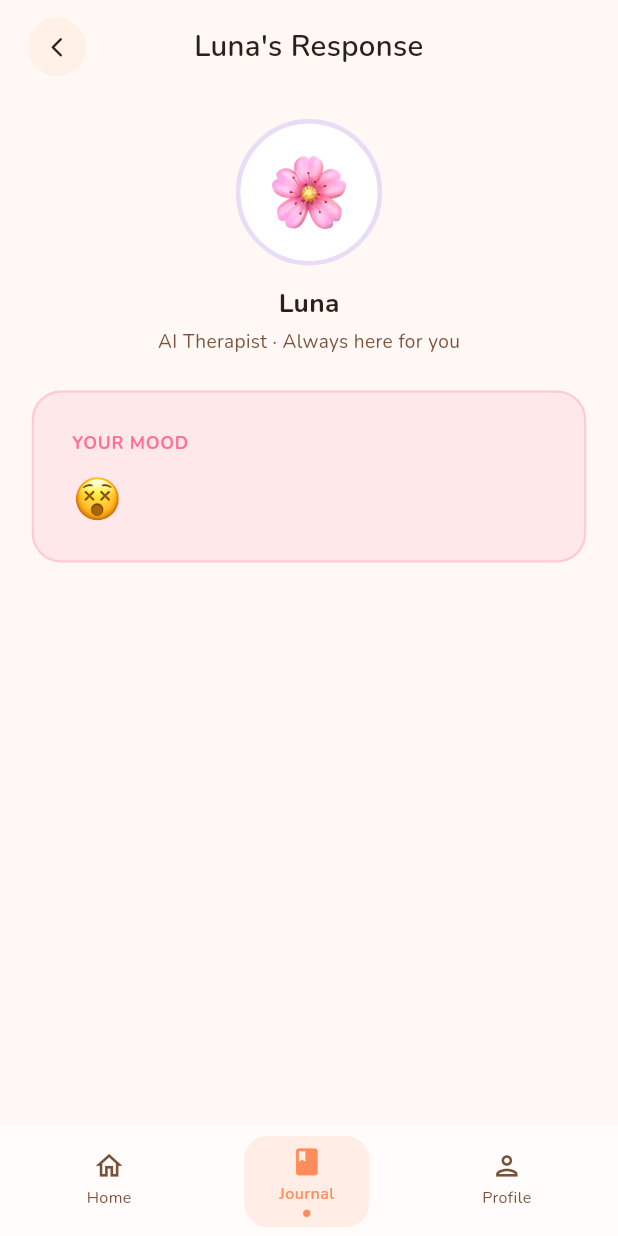
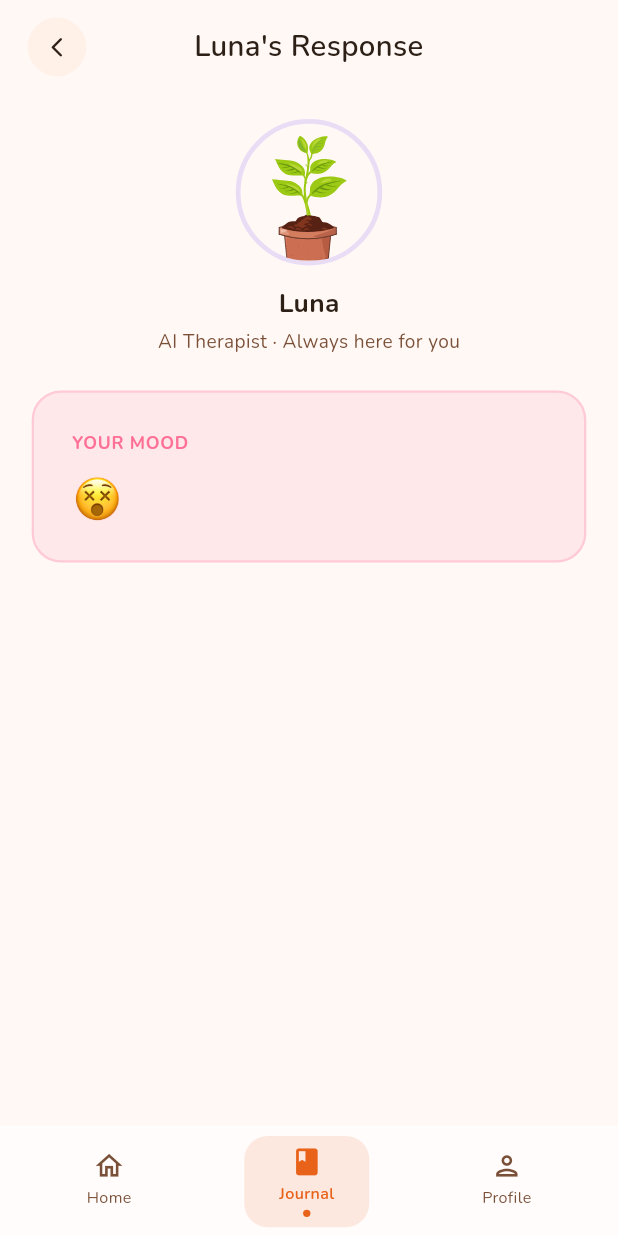
Before and after one commit to Riyam224/ai_therapist_app, a Flutter app: the ResponseAiScreen screen opened by its route, on a phone screen of 412 x 824 dp. Run offline on Flutter 3.47's test engine with Material 3 defaults, Android fonts, the phone set to English and light mode, and no system bars; our stand-ins replace dartz, dio, equatable, flutter_bloc, flutter_screenutil, flutter_svg and 6 more; accounts and stored records are empty; network calls fail; project files that could hold a hidden picture were left out.

```diff
--- a/lib/core/styling/app_colors.dart
+++ b/lib/core/styling/app_colors.dart
@@ -4,7 +4,7 @@ class AppColors {
   // ── Light Theme ──────────────────────────────────────────────────────────
   static const Color lightBackground = Color(0xFFFFF8F5);    // Scaffold
   static const Color lightSurface = Color(0xFFFFF0E8);       // Cards
-  static const Color primary = Color(0xFFFF8C5A);            // CTA buttons
+  static const Color primary = Color(0xFFE8621A);            // CTA buttons
   static const Color primaryContainer = Color(0xFF5BBFA0);   // AI bubble, mint
   static const Color lightOnBackground = Color(0xFF2D2016);  // Headings
   static const Color lightSecondaryText = Color(0xFF7A5038); // Labels, hints
--- a/lib/core/styling/app_theme.dart
+++ b/lib/core/styling/app_theme.dart
@@ -61,7 +61,7 @@ class AppTheme {
         moodExcited: AppColors.moodExcited,
         moodAnxious: AppColors.moodAnxious,
         moodNeutral: AppColors.moodNeutral,
-        borderColor: AppColors.lightBorder,
+        borderColor: const Color(0xFFE8621A),
         dividerColor: AppColors.lightBorder,
         shadowColor: AppColors.shadowColor,
       ),
@@ -115,8 +115,8 @@ class AppTheme {
         cardBackgroundColor: AppColors.darkSurface,
         surfaceColor: AppColors.darkBackground,
         primaryTextColor: AppColors.darkOnBackground,
-        secondaryTextColor: AppColors.darkSecondaryText,
-        tertiaryTextColor: AppColors.darkSecondaryText,
+        secondaryTextColor: const Color(0xFFC4BBEA),
+        tertiaryTextColor: const Color(0xFFA098CC),
         onPrimaryTextColor: AppColors.whiteTextColor,
         moodHappy: const Color(0xFF66BB6A),
         moodSad: const Color(0xFFFFB74D),
--- a/lib/features/journal/presentation/widgets/journal_search_bar_widget.dart
+++ b/lib/features/journal/presentation/widgets/journal_search_bar_widget.dart
@@ -1,6 +1,6 @@
 import 'package:flutter/material.dart';
 import 'package:flutter_screenutil/flutter_screenutil.dart';
-import '../../../../core/styling/app_colors.dart';
+import '../../../../core/styling/theme_extensions.dart';
 import '../../../../core/styling/theme_text_styles.dart';
 
 /// Search bar for filtering journal entries
@@ -19,7 +19,7 @@ class JournalSearchBarWidget extends StatelessWidget {
     return Container(
       height: 48.h,
       decoration: BoxDecoration(
-        color: AppColors.cardBackground,
+        color: context.extra.cardBackgroundColor,
         borderRadius: BorderRadius.circular(14.r),
       ),
       child: TextField(
@@ -31,7 +31,7 @@ class JournalSearchBarWidget extends StatelessWidget {
           hintStyle: ThemeTextStyles.bodySmall(context),
           prefixIcon: Icon(
             Icons.search_rounded,
-            color: AppColors.secondaryTextColor,
+            color: context.extra.secondaryTextColor,
             size: 20.sp,
           ),
           border: InputBorder.none,
--- a/lib/features/profile/presentation/screens/profile_screen.dart
+++ b/lib/features/profile/presentation/screens/profile_screen.dart
@@ -1,7 +1,7 @@
 import 'package:flutter/material.dart';
 import '../../../../core/constants/app_sizes.dart';
 import '../../../../core/constants/app_spacing.dart';
-import '../../../../core/styling/app_colors.dart';
+import '../../../../core/styling/theme_extensions.dart';
 import '../../../../core/styling/theme_text_styles.dart';
 import '../widgets/profile_avatar_widget.dart';
 import '../widgets/profile_stats_widget.dart';
@@ -37,11 +37,11 @@ class ProfileScreen extends StatelessWidget {
                   height: AppSizes.avatarSm,
                   decoration: BoxDecoration(
                     shape: BoxShape.circle,
-                    color: AppColors.cardBackground,
+                    color: context.extra.cardBackgroundColor,
                   ),
                   child: Icon(
                     Icons.settings_outlined,
-                    color: AppColors.secondaryTextColor,
+                    color: context.extra.secondaryTextColor,
                     size: AppSizes.iconSm,
                   ),
                 ),
--- a/lib/features/response/presentation/widgets/luna_avatar_widget.dart
+++ b/lib/features/response/presentation/widgets/luna_avatar_widget.dart
@@ -1,9 +1,9 @@
 import 'package:flutter/material.dart';
 import 'package:flutter_screenutil/flutter_screenutil.dart';
+import 'package:lottie/lottie.dart';
 import '../../../../core/styling/app_colors.dart';
-import '../../../../core/styling/app_assets.dart';
 
-/// Luna avatar with lavender border and flower image
+/// Luna avatar with lavender border and growing plant animation
 class LunaAvatarWidget extends StatelessWidget {
   const LunaAvatarWidget({super.key});
 
@@ -19,18 +19,13 @@ class LunaAvatarWidget extends StatelessWidget {
           width: 3.w,
         ),
       ),
-      child: Container(
-        decoration: const BoxDecoration(
-          shape: BoxShape.circle,
-          color: Colors.white,
-        ),
-        child: Center(
-          child: Image.asset(
-            AppAssets.greetingMorning,
-            width: 50.w,
-            height: 50.h,
-            fit: BoxFit.contain,
-          ),
+      child: ClipOval(
+        child: Lottie.asset(
+          'assets/lottie/plant.json',
+          fit: BoxFit.cover,
+          repeat: true,
+          animate: true,
+          errorBuilder: (_, __, ___) => const Icon(Icons.spa_outlined, size: 40),
         ),
       ),
     );
```
Also changed, not shown: lib/core/widgets/emoji_entry_mood.dart (+107 -11 lines), lib/features/home/presentation/widgets/mood_input_section.dart (+16 -5 lines), lib/features/home/presentation/widgets/mood_selector_widget.dart (+31 -3 lines), lib/features/journal/presentation/screens/journal_history_screen.dart (+6 -5 lines).
